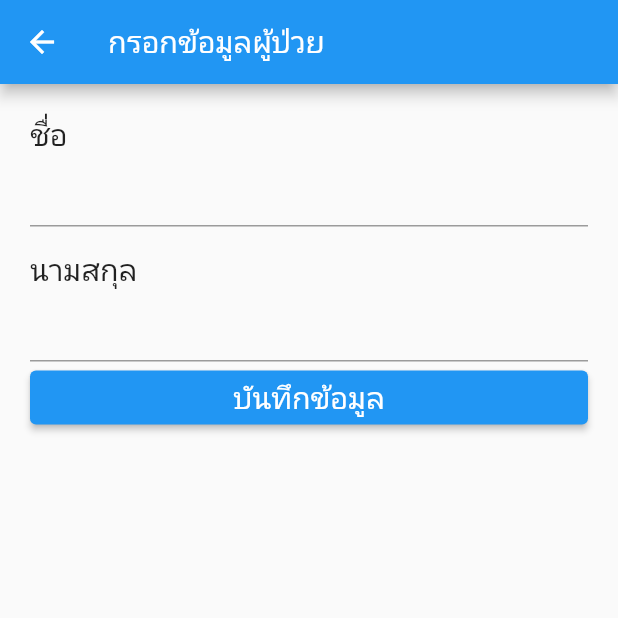
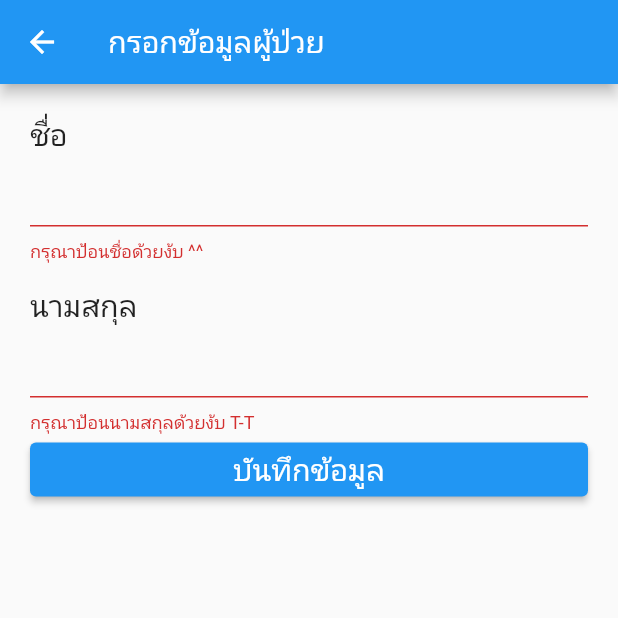
Before and after one commit to RandyOorton/projectflutter2ez001, a Flutter app: the SecondScreen screen opened directly, after a tap on "บันทึกข้อมูล", on a phone screen of 412 x 824 dp, the top half of it. Run offline on Flutter 3.47's test engine with Material 2 defaults, Android fonts, the phone set to English and light mode, and no system bars; our stand-ins replace form_field_validator.

Commit message:
adding validator form key

```diff
--- a/App/dentist_application/lib/main.dart
+++ b/App/dentist_application/lib/main.dart
@@ -36,7 +36,7 @@ class _MyHomePageState extends State<MyHomePage> {
 
   @override
   Widget build(BuildContext context) {
-      return DefaultTabController(
+      return const DefaultTabController(
         length: 2,
         child: Scaffold(
           body: TabBarView(
@@ -53,6 +53,6 @@ class _MyHomePageState extends State<MyHomePage> {
               ],
               ),
         ),
-        );
+      );
   }
 }
--- a/App/dentist_application/lib/model/patiencedata.dart
+++ b/App/dentist_application/lib/model/patiencedata.dart
@@ -0,0 +1,7 @@
+class Patience{
+  String? fname;
+
+  String? lname;
+
+  Patience({this.fname,this.lname});
+}
--- a/App/dentist_application/lib/screen/patiencescreen.dart
+++ b/App/dentist_application/lib/screen/patiencescreen.dart
@@ -15,10 +15,10 @@ class _PatienceScreenState extends State<PatienceScreen> {
   Widget build(BuildContext context) {
     return Scaffold(
         appBar: AppBar(
-          title: Text("ข้อมูลคนไข้"),
+          title: const Text("ข้อมูลคนไข้"),
           actions: [
             IconButton(
-                icon: Icon(Icons.add),
+                icon: const Icon(Icons.add),
                 onPressed: () {
                   Navigator.push(context, MaterialPageRoute(builder: (context) {
                     return SecondScreen();
--- a/App/dentist_application/lib/screen/profilescreen.dart
+++ b/App/dentist_application/lib/screen/profilescreen.dart
@@ -12,7 +12,7 @@
   Widget build(BuildContext context) {
     return Scaffold(
       appBar: AppBar(
-        title: Text("หน้าโปรไฟล์"),
+        title: const Text("หน้าโปรไฟล์"),
         ),
     );
   }
--- a/App/dentist_application/lib/screen/secondScreen/SecondScreen.dart
+++ b/App/dentist_application/lib/screen/secondScreen/SecondScreen.dart
@@ -1,5 +1,5 @@
 import 'package:flutter/material.dart';
-
+import 'package:form_field_validator/form_field_validator.dart';
 import '../../model/patiencedata.dart';
 
 class SecondScreen extends StatefulWidget {
@@ -12,6 +12,7 @@ class _SecondScreenState extends State<SecondScreen> {
   final formKey = GlobalKey<FormState>();
   Patience myPatience = Patience();
 
+
   @override
   Widget build(BuildContext context) {
     return Scaffold(
@@ -21,30 +22,51 @@ class _SecondScreenState extends State<SecondScreen> {
         body: Container(
           padding: EdgeInsets.all(20),
           child: Form(
+            key: formKey,
             child: Column(
                 crossAxisAlignment: CrossAxisAlignment.start,
                 children: [
-                  Text("ชื่อ",style: TextStyle(fontSize: 20),),
+                  const Text(
+                    "ชื่อ",
+                    style: TextStyle(fontSize: 20),
+                  ),
                   TextFormField(
-
+                    validator: RequiredValidator(errorText: "กรุณาป้อนชื่อด้วยง้บ ^^"),
+                    onSaved: (fname){
+                      myPatience.fname = fname.toString();
+                    },
                   ),
-                  SizedBox(
+                  const SizedBox(
                     height: 15,
                   ),
-                  Text("นามสกุล",style: TextStyle(fontSize: 20),),
-                  TextFormField(),
+                  const Text(
+                    "นามสกุล",
+                    style: TextStyle(fontSize: 20),
+                  ),
+                  TextFormField(
+                    validator: RequiredValidator(errorText: "กรุณาป้อนนามสกุลด้วยง้บ T-T"),
+                    onSaved: (lname){
+                      myPatience.lname = lname.toString();
+                    },
+                  ),
                   SizedBox(
                     width: double.infinity,
                     child: ElevatedButton(
-                      onPressed: () {},
-                      child: Text("บันทึกข้อมูล",style: TextStyle(fontSize: 20),)
+                      onPressed: () {
+                          if(formKey.currentState!.validate()){
+                            formKey.currentState!.save();
+                            print("${myPatience.fname}");
+                            print("${myPatience.lname}");
+                          }
+                      },
+                      child: const Text("บันทึกข้อมูล",style: TextStyle(fontSize: 20),)
 
                     ,),
                   ),
-
                 ],
             ),
           ),
-        ));
+        ),
+      );
   }
 }
--- a/App/dentist_application/pubspec.yaml
+++ b/App/dentist_application/pubspec.yaml
@@ -36,6 +36,7 @@ dependencies:
   # Use with the CupertinoIcons class for iOS style icons.
   cupertino_icons: ^1.0.2
   firebase_core: ^2.15.0
+  form_field_validator: ^1.1.0
 
 dev_dependencies:
   flutter_test:
```
Also changed, not shown: App/dentist_application/pubspec.lock.
